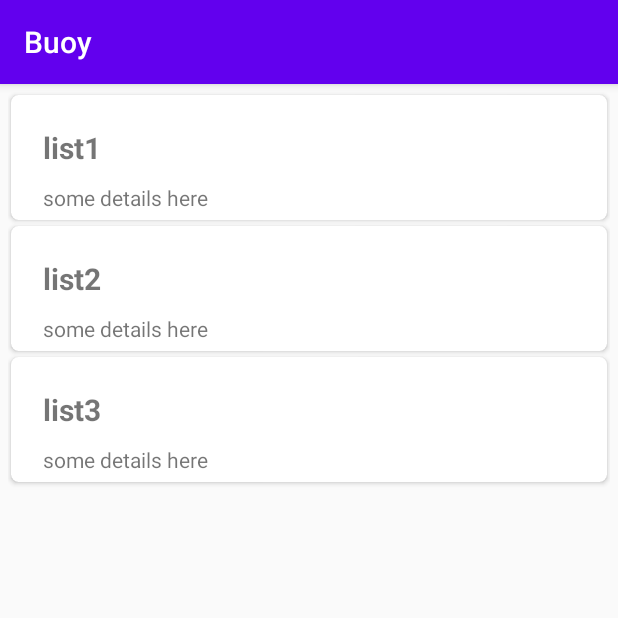
After one commit to JDWilson73/Buoy, an Android app: the userList screen opened directly, with no data from a screen before it, on a phone screen of 412 x 824 dp, the top half of it. The commit adds this screen. Run offline under Robolectric (Android 15) with nearby library versions, the phone set to English and light mode, and no system bars.

Commit message:
added code for user's nested list from TestApp and a button in home to get there

```diff
--- a/app/build.gradle
+++ b/app/build.gradle
@@ -20,6 +20,10 @@ android {
             proguardFiles getDefaultProguardFile('proguard-android-optimize.txt'), 'proguard-rules.pro'
         }
     }
+    compileOptions {
+        sourceCompatibility JavaVersion.VERSION_1_8
+        targetCompatibility JavaVersion.VERSION_1_8
+    }
 }
 
 dependencies {
@@ -37,5 +41,7 @@ dependencies {
     implementation 'com.google.firebase:firebase-messaging'
     implementation 'com.google.firebase:firebase-database'
     implementation 'com.google.android.gms:play-services-basement:17.5.0'
+    implementation 'androidx.recyclerview:recyclerview:1.2.0-alpha06'
+
 
 }
--- a/app/src/main/AndroidManifest.xml
+++ b/app/src/main/AndroidManifest.xml
@@ -17,6 +17,8 @@
         <activity android:name=".StickerSendActivity" />
         <activity android:name=".HomeActivity" />
         <activity android:name=".LoginActivity" />
+        <activity android:name=".userList"></activity>
+
         <activity android:name=".MainActivity">
             <intent-filter>
                 <action android:name="android.intent.action.MAIN" />
--- /dev/null
+++ b/app/src/main/java/edu/neu/madcourse/buoy/InnerAdapter.java
@@ -0,0 +1,83 @@
+package edu.neu.madcourse.buoy;
+
+
+import android.view.LayoutInflater;
+import android.view.View;
+import android.view.ViewGroup;
+import android.widget.CheckBox;
+import android.widget.TextView;
+
+import androidx.annotation.NonNull;
+import androidx.recyclerview.widget.RecyclerView;
+
+import java.util.ArrayList;
+
+/**
+ * Class for expanded items of parent list--> i.e. below the header. Can be tasks or buoy's of tasks
+ */
+public class InnerAdapter extends RecyclerView.Adapter<InnerAdapter.InnerViewHolder> {
+    private ArrayList<InnerItemCard> innerListItems;
+    private InnerItemClickListener listener;
+
+    //Put in methods for when clicking the item card.
+    public interface InnerItemClickListener {
+        void onItemClick(int pos);
+        void onCheckClick(int pos);
+    }
+
+    public void setOnInnerClickListener(InnerItemClickListener listener) {
+        this.listener = listener;
+    }
+
+    public static class InnerViewHolder extends RecyclerView.ViewHolder{
+        public CheckBox checkItem;
+        public TextView text;
+
+        public InnerViewHolder(@NonNull View itemView, final InnerItemClickListener listener) {
+            super(itemView);
+            checkItem = itemView.findViewById(R.id.mini_header);
+            text = itemView.findViewById(R.id.more_details);
+
+            itemView.setOnClickListener(v -> {
+                if(listener != null){
+                    int position = getBindingAdapterPosition();
+                    if(position != RecyclerView.NO_POSITION){
+                        listener.onItemClick(position);
+                    }
+                }
+            });
+
+            checkItem.setOnClickListener(v -> {
+                if(listener != null){
+                    int position = getBindingAdapterPosition();
+                    if(position != RecyclerView.NO_POSITION){
+                        listener.onCheckClick(position);
+                    }
+                }
+            });
+        }
+    }
+
+    public InnerAdapter(ArrayList<InnerItemCard> innerList){
+        this.innerListItems = innerList;
+    }
+
+    @NonNull
+    @Override
+    public InnerViewHolder onCreateViewHolder(@NonNull ViewGroup parent, int viewType) {
+        View view = LayoutInflater.from(parent.getContext()).inflate(R.layout.item_card_expanded, parent, false);
+        return new InnerViewHolder(view, listener);
+    }
+
+    @Override
+    public void onBindViewHolder(@NonNull InnerViewHolder holder, int position) {
+        InnerItemCard current = innerListItems.get(position);
+        holder.checkItem.setText(current.getHeader());
+        holder.checkItem.setChecked(current.isChecked());
+    }
+
+    @Override
+    public int getItemCount() {
+        return innerListItems.size();
+    }
+}
--- /dev/null
+++ b/app/src/main/java/edu/neu/madcourse/buoy/InnerItemCard.java
@@ -0,0 +1,33 @@
+package edu.neu.madcourse.buoy;
+
+import android.os.Parcel;
+import android.os.Parcelable;
+
+public class InnerItemCard{
+
+    private String header;
+    private int checked; //0 = false, 1 = true;
+
+    public InnerItemCard(String header){
+        this.header = header;
+        this.checked = 0;
+    }
+
+    public String getHeader() {
+        return header;
+    }
+
+    public void setChecked() {
+        if (this.checked == 0){
+            this.checked = 1;
+        }
+        else {
+            this.checked = 0;
+        }
+    }
+
+    public boolean isChecked(){
+        return this.checked != 0;
+    }
+
+}
--- /dev/null
+++ b/app/src/main/java/edu/neu/madcourse/buoy/ItemAdapter.java
@@ -0,0 +1,71 @@
+package edu.neu.madcourse.buoy;
+
+
+import android.view.LayoutInflater;
+import android.view.View;
+import android.view.ViewGroup;
+import android.widget.TextView;
+
+import androidx.annotation.NonNull;
+import androidx.recyclerview.widget.RecyclerView;
+
+
+/**
+ * Adapter for "parent" list --> could be List names, or tasks (which nest to buoy's)
+ * For nested view to work, every individual parent item needs to have its own adapter--meaning
+ * in main activity, use a loop to make a new adapter for each item.
+ */
+public class ItemAdapter extends RecyclerView.Adapter<ItemAdapter.ItemViewHolder> {
+    //private ArrayList<ItemCard> listItems;
+    ItemCard listItems;
+    private ItemClickListener listener;
+
+    //Put in methods for when clicking the item card.
+    public interface ItemClickListener {
+        void onItemClick();
+    }
+
+    public void setOnItemClickListener(ItemClickListener listener) {
+        this.listener = listener;
+    }
+
+    public static class ItemViewHolder extends RecyclerView.ViewHolder {
+        TextView header;
+
+        public ItemViewHolder(@NonNull View itemView, final ItemClickListener listener) {
+            super(itemView);
+            this.header = (TextView)itemView.findViewById(R.id.check_header);
+
+            itemView.setOnClickListener(v -> {
+                if (listener != null) {
+                    int position = getBindingAdapterPosition();
+                    if (position != RecyclerView.NO_POSITION) {
+                        listener.onItemClick();
+                    }
+                }
+            });
+        }
+    }
+
+    public ItemAdapter(ItemCard list) {
+        this.listItems = list;
+    }
+
+    @NonNull
+    @Override
+    public ItemViewHolder onCreateViewHolder(@NonNull ViewGroup parent, int viewType) {
+        View view = LayoutInflater.from(parent.getContext()).inflate(R.layout.item_card, parent, false);
+        return new ItemViewHolder(view, listener);
+    }
+
+    @Override
+    public void onBindViewHolder(@NonNull ItemViewHolder holder, int position) {
+        ItemCard current = listItems;
+        holder.header.setText(current.getHeader());
+    }
+
+    @Override
+    public int getItemCount() {
+        return 1;
+    }
+}
--- /dev/null
+++ b/app/src/main/java/edu/neu/madcourse/buoy/ItemCard.java
@@ -0,0 +1,40 @@
+package edu.neu.madcourse.buoy;
+
+import android.os.Parcel;
+import android.os.Parcelable;
+
+import java.util.ArrayList;
+
+public class ItemCard {
+    private String header;
+    private ArrayList<InnerItemCard> headerList;
+    private int expanded; //1 true, 0 false;
+
+    public ItemCard(String header, ArrayList<InnerItemCard> headerList){
+        this.header = header;
+        this.headerList = headerList;
+        this.expanded = 0;
+    }
+
+    public String getHeader() {
+        return header;
+    }
+
+    public ArrayList<InnerItemCard> getHeaderList() {
+        return headerList;
+    }
+
+    public boolean isExpanded(){
+        return this.expanded != 0;
+    }
+
+    public void setExpanded(){
+        if (this.expanded == 0){
+            this.expanded = 1; //if false, set to true
+        } else {
+            this.expanded = 0;
+        }
+    }
+
+
+}
--- /dev/null
+++ b/app/src/main/java/edu/neu/madcourse/buoy/userList.java
@@ -0,0 +1,166 @@
+package edu.neu.madcourse.buoy;/*
+Sources:
+https://developersbreach.com/merge-multiple-adapters-with-concatadapter-android/
+https://medium.com/swlh/expandable-list-in-android-with-mergeadapter-3a7f0cb56166
+https://medium.com/androiddevelopers/merge-adapters-sequentially-with-mergeadapter-294d2942127a
+https://developer.android.com/guide/topics/ui/controls/checkbox
+https://medium.com/techmacademy/how-to-read-and-write-booleans-in-a-parcelable-class-99e5948db58d
+
+ */
+import androidx.appcompat.app.AppCompatActivity;
+import androidx.recyclerview.widget.ConcatAdapter;
+import androidx.recyclerview.widget.LinearLayoutManager;
+import androidx.recyclerview.widget.RecyclerView;
+
+import android.content.ClipData;
+import android.os.Bundle;
+import android.os.Parcelable;
+
+import java.util.ArrayList;
+import java.util.HashMap;
+import java.util.Map;
+import java.util.Objects;
+
+import edu.neu.madcourse.buoy.InnerAdapter;
+import edu.neu.madcourse.buoy.InnerItemCard;
+import edu.neu.madcourse.buoy.ItemAdapter;
+import edu.neu.madcourse.buoy.ItemCard;
+import edu.neu.madcourse.buoy.R;
+
+public class userList extends AppCompatActivity {
+    private ArrayList<ItemCard> itemCardArrayList; //item card list
+    static final String ITEMCARDLIST = "itemCardList";
+    private ConcatAdapter concatAdapter; //main adapter merges all adapters together.
+
+    private ArrayList<ItemAdapter> parentAdapters; //list of item card adapters
+    static final String PARENTADAPTERLIST = "parentAdapterList";
+    private HashMap<ItemCard, InnerAdapter> innerAdapters; //list of inner lists mapped to item card as keys
+
+    private RecyclerView recyclerView;
+
+    @Override
+    protected void onCreate(Bundle savedInstanceState) {
+        super.onCreate(savedInstanceState);
+        setContentView(R.layout.activity_user_list);
+        mockList();
+        createRecyclerView();
+
+        this.parentAdapters = new ArrayList<>();
+        for (int i = 0; i < this.itemCardArrayList.size(); i++){
+            ItemAdapter item = new ItemAdapter(this.itemCardArrayList.get(i));
+            this.parentAdapters.add(item);
+        }
+        setAdapters();
+    }
+
+    private void setAdapters(){
+        for (int i = 0; i < this.parentAdapters.size(); i++){
+            ItemAdapter item = this.parentAdapters.get(i);
+            this.concatAdapter.addAdapter(item);
+            int finalI = i;
+
+            item.setOnItemClickListener(() -> {
+                ItemCard itemCard = itemCardArrayList.get(finalI);
+                if (itemCard.isExpanded()){ //if inner list is already expanded, tap should close list.
+                    concatAdapter.removeAdapter(Objects.requireNonNull(innerAdapters.get(itemCard)));
+                    itemCard.setExpanded();
+                } else { //else expand list.
+                    itemCard.setExpanded(); //set expanded to true
+                    concatAdapterSet(); //show concat adapter list
+                }
+                item.notifyDataSetChanged();
+            });
+        }
+        populateInnerAdapterList();
+    }
+
+    @Override
+    public void onSaveInstanceState(Bundle savedInstanceState) {
+        super.onSaveInstanceState(savedInstanceState);
+        savedInstanceState.putSerializable(ITEMCARDLIST, this.itemCardArrayList);
+        savedInstanceState.putSerializable(PARENTADAPTERLIST, this.parentAdapters);
+    }
+
+    @Override
+    public void onRestoreInstanceState(Bundle savedInstanceState){
+        super.onRestoreInstanceState(savedInstanceState);
+        itemCardArrayList = (ArrayList<ItemCard>)savedInstanceState.getSerializable(ITEMCARDLIST);
+        parentAdapters = (ArrayList<ItemAdapter>)savedInstanceState.getSerializable(PARENTADAPTERLIST);
+        createRecyclerView();
+
+        setAdapters();
+    }
+
+    private void createRecyclerView(){
+        recyclerView = findViewById(R.id.recycler_view_nested);
+        recyclerView.setHasFixedSize(true);
+
+        this.concatAdapter = new ConcatAdapter();
+        recyclerView.setAdapter(this.concatAdapter);
+
+        RecyclerView.LayoutManager rLayoutManager = new LinearLayoutManager(this);
+        recyclerView.setLayoutManager(rLayoutManager);
+    }
+
+
+    //populate nested lists of parent.
+    private void populateInnerAdapterList(){
+        this.innerAdapters = new HashMap<>();
+        for(int i = 0; i < this.itemCardArrayList.size(); i++){
+            ArrayList<InnerItemCard> list = this.itemCardArrayList.get(i).getHeaderList();
+            InnerAdapter adapter = new InnerAdapter(list);
+            this.innerAdapters.put(this.itemCardArrayList.get(i), adapter);
+            adapter.setOnInnerClickListener(new InnerAdapter.InnerItemClickListener() {
+                @Override
+                public void onItemClick(int pos) {
+                    //some action happens here.
+                }
+
+                @Override
+                public void onCheckClick(int pos) {
+                    list.get(pos).setChecked();
+                    adapter.notifyDataSetChanged();
+                }
+            });
+        }
+    }
+
+    private void mockList(){
+        this.itemCardArrayList = new ArrayList<>();
+        //Mock out nested list of item cards to show
+        ArrayList<InnerItemCard> list1 = new ArrayList<>();
+        ArrayList<InnerItemCard> list2 = new ArrayList<>();
+        ArrayList<InnerItemCard> list3 = new ArrayList<>();
+
+        list1.add(new InnerItemCard("list 1 item 1"));
+        list1.add(new InnerItemCard("list 1 item 2"));
+        list1.add(new InnerItemCard("list 1 item 3"));
+
+
+        list2.add(new InnerItemCard("list 2 item 1"));
+        list2.add(new InnerItemCard("list 2 item 2"));
+
+        itemCardArrayList.add(new ItemCard("list1", list1));
+        itemCardArrayList.add(new ItemCard("list2", list2));
+        itemCardArrayList.add(new ItemCard("list3", list3));
+    }
+
+    //concat needs to be sequential.
+    private void concatAdapterSet(){
+        for(Map.Entry<ItemCard, InnerAdapter> each : this.innerAdapters.entrySet()){
+            concatAdapter.removeAdapter(each.getValue());
+        }
+        int concatIndex = 0;
+        for(int i = 0; i < this.parentAdapters.size(); i++){
+            ItemCard currentParent = this.itemCardArrayList.get(i);
+            concatIndex ++;
+            if (currentParent.isExpanded()){
+                concatAdapter.addAdapter(concatIndex, Objects.requireNonNull(this.innerAdapters.get(currentParent)));
+                concatIndex ++;
+            }
+        }
+    }
+
+
+
+}
--- /dev/null
+++ b/app/src/main/res/layout/activity_user_list.xml
@@ -0,0 +1,20 @@
+<?xml version="1.0" encoding="utf-8"?>
+<androidx.constraintlayout.widget.ConstraintLayout xmlns:android="http://schemas.android.com/apk/res/android"
+    xmlns:app="http://schemas.android.com/apk/res-auto"
+    xmlns:tools="http://schemas.android.com/tools"
+    android:layout_width="match_parent"
+    android:layout_height="match_parent"
+    tools:context=".userList">
+
+    <androidx.recyclerview.widget.RecyclerView
+        android:id="@+id/recycler_view_nested"
+        android:layout_width="match_parent"
+        android:layout_height="match_parent"
+        android:padding="5dp"
+        app:layout_constraintBottom_toBottomOf="parent"
+        app:layout_constraintLeft_toLeftOf="parent"
+        app:layout_constraintRight_toRightOf="parent"
+        app:layout_constraintTop_toTopOf="parent"
+        app:layout_constraintVertical_bias="0.822"/>
+
+</androidx.constraintlayout.widget.ConstraintLayout>
--- /dev/null
+++ b/app/src/main/res/layout/item_card.xml
@@ -0,0 +1,42 @@
+<?xml version="1.0" encoding="utf-8"?>
+<androidx.cardview.widget.CardView xmlns:android="http://schemas.android.com/apk/res/android"
+    xmlns:app="http://schemas.android.com/apk/res-auto"
+    android:layout_width="match_parent"
+    android:layout_height="wrap_content"
+    android:layout_margin="2dp"
+    app:cardCornerRadius="5dp">
+
+    <androidx.constraintlayout.widget.ConstraintLayout
+        android:layout_width="match_parent"
+        android:layout_height="wrap_content"
+        android:layout_margin="5dp">
+
+        <TextView
+            android:id="@+id/check_header"
+            android:layout_width="wrap_content"
+            android:layout_height="wrap_content"
+            android:layout_marginStart="16dp"
+            android:layout_marginTop="16dp"
+            android:layout_marginBottom="47dp"
+            android:text="Header"
+            android:textSize="20sp"
+            android:textStyle="bold"
+            app:layout_constraintStart_toStartOf="parent"
+            app:layout_constraintTop_toTopOf="parent" />
+
+        <TextView
+            android:id="@+id/details"
+            android:layout_width="wrap_content"
+            android:layout_height="wrap_content"
+            android:layout_below="@id/check_header"
+            android:layout_marginStart="16dp"
+            android:layout_marginTop="53dp"
+            android:layout_marginBottom="18dp"
+            android:text="some details here"
+            app:layout_constraintStart_toStartOf="parent"
+            app:layout_constraintTop_toTopOf="parent" />
+
+
+    </androidx.constraintlayout.widget.ConstraintLayout>
+
+</androidx.cardview.widget.CardView>
--- a/build.gradle
+++ b/build.gradle
@@ -5,7 +5,7 @@ buildscript {
         jcenter()
     }
     dependencies {
-        classpath 'com.android.tools.build:gradle:4.0.1'
+        classpath 'com.android.tools.build:gradle:4.1.1'
         classpath 'com.google.gms:google-services:4.3.4'
 
         // NOTE: Do not place your application dependencies here; they belong
```
Also changed, not shown: app/src/main/java/edu/neu/madcourse/buoy/HomeActivity.java (+9 -0 lines), app/src/main/res/layout/activity_home.xml (+12 -0 lines), app/src/main/res/layout/item_card_expanded.xml (added, +42 -0 lines), gradle/wrapper/gradle-wrapper.properties.
